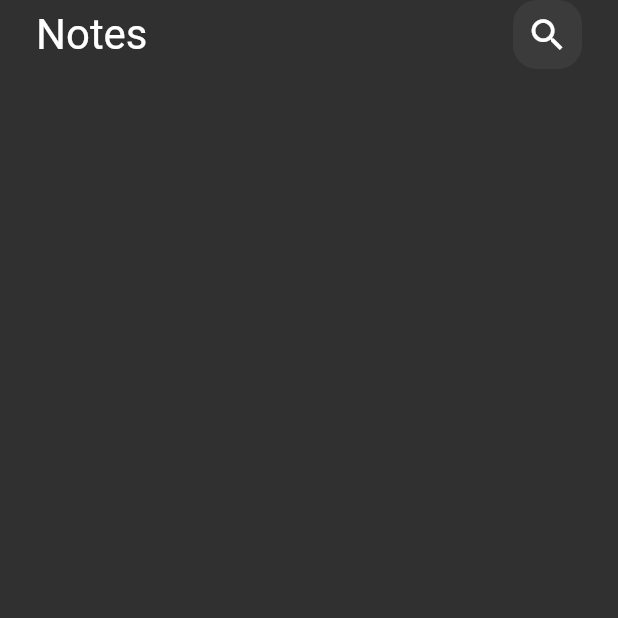
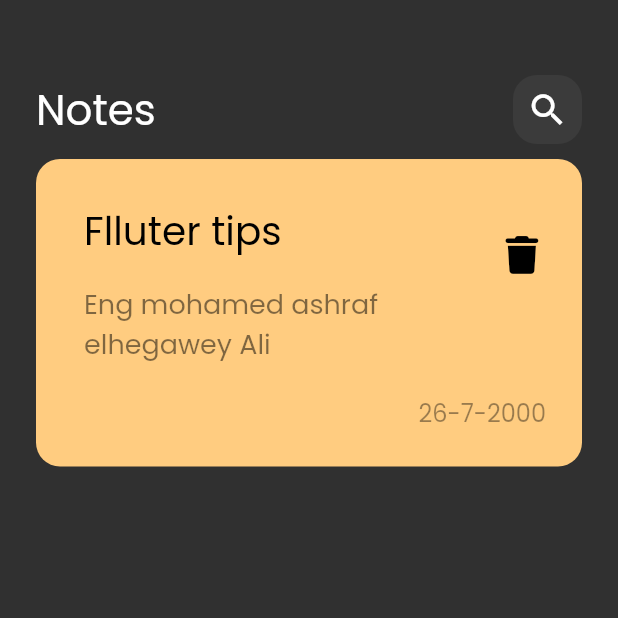
Before and after one commit to MOHAMD-ASHRAF/notes_app, a Flutter app: the screen it shows after launch, on a phone screen of 412 x 824 dp, the top half of it. Run offline on Flutter 3.47's test engine with Material 2 defaults, Android fonts, the phone set to English and light mode, and no system bars; our stand-ins replace font_awesome_flutter.

Commit message:
add item of notes

```diff
--- a/lib/main.dart
+++ b/lib/main.dart
@@ -13,7 +13,8 @@ class MyApp extends StatelessWidget {
   Widget build(BuildContext context) {
     return MaterialApp(
       theme: ThemeData(
-        brightness: Brightness.dark
+        brightness: Brightness.dark,
+        fontFamily: 'Poppins'
       ),
       home: const NotesView(),
     );
--- /dev/null
+++ b/lib/widget/custom_note_item.dart
@@ -0,0 +1,52 @@
+
+import 'package:flutter/material.dart';
+import 'package:font_awesome_flutter/font_awesome_flutter.dart';
+
+class NoteItem extends StatelessWidget {
+  const NoteItem({Key? key}) : super(key: key);
+
+  @override
+  Widget build(BuildContext context) {
+    return Container(
+      padding: EdgeInsets.only(top: 24,bottom: 24,left: 16),
+      decoration: BoxDecoration(
+        color: const Color(0xffFFCC80),
+        borderRadius: BorderRadius.circular(16),
+      ),
+      child: Column(
+        crossAxisAlignment: CrossAxisAlignment.end,
+        children: [
+          ListTile(
+            title: const Text(
+              'Flluter tips',
+              style: TextStyle(color: Colors.black, fontSize: 26),
+            ),
+            subtitle: Padding(
+              padding: const EdgeInsets.symmetric(vertical: 16),
+              child: Text(
+                'Eng mohamed ashraf elhegawey Ali',
+                style:
+                TextStyle(color: Colors.black.withOpacity(.5), fontSize: 18),
+              ),
+            ),
+            trailing: IconButton(
+              onPressed: () {},
+              icon: const Icon(
+                FontAwesomeIcons.trash,
+                color: Colors.black,
+                size: 25,
+              ),
+            ),
+          ),
+          Padding(
+            padding: const EdgeInsets.only(right: 24),
+            child: Text(
+              '26-7-2000',
+              style: TextStyle(color: Colors.black.withOpacity(.4), fontSize: 16),
+            ),
+          ),
+        ],
+      ),
+    );
+  }
+}
--- a/lib/widget/notes_view_body.dart
+++ b/lib/widget/notes_view_body.dart
@@ -1,5 +1,7 @@
 import 'package:flutter/material.dart';
+import 'package:font_awesome_flutter/font_awesome_flutter.dart';
 import 'package:notes_app/widget/custom_app_bar.dart';
+import 'package:notes_app/widget/custom_note_item.dart';
 
 class NotesViewBody extends StatelessWidget {
   const NotesViewBody({Key? key}) : super(key: key);
@@ -7,10 +9,19 @@ class NotesViewBody extends StatelessWidget {
   @override
   Widget build(BuildContext context) {
     return Padding(
-      padding: const EdgeInsets.symmetric(horizontal: 24,),
+      padding: const EdgeInsets.symmetric(
+        horizontal: 24,
+      ),
       child: Column(
-        children: const[
+        children: const [
+          SizedBox(
+            height: 50,
+          ),
           CustomAppBar(),
+          SizedBox(
+            height: 10,
+          ),
+          NoteItem()
         ],
       ),
     );
```
Also changed, not shown: pubspec.yaml (+6 -11 lines), assets/fonts/Poppins-Regular.ttf (added), pubspec.lock.
